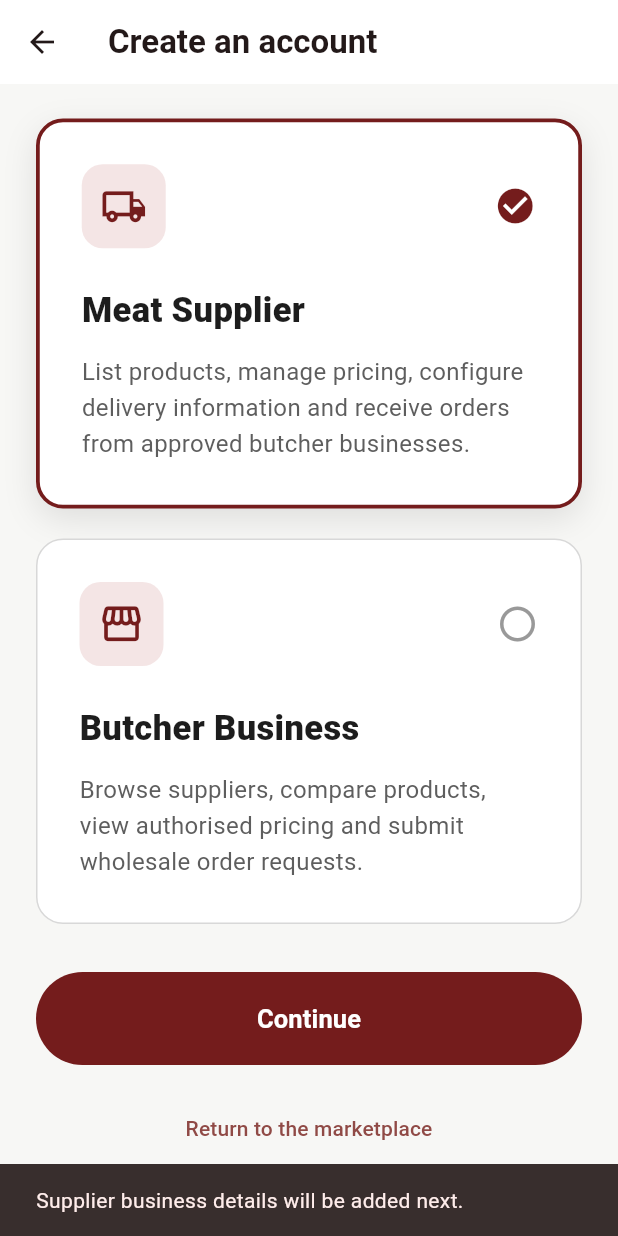
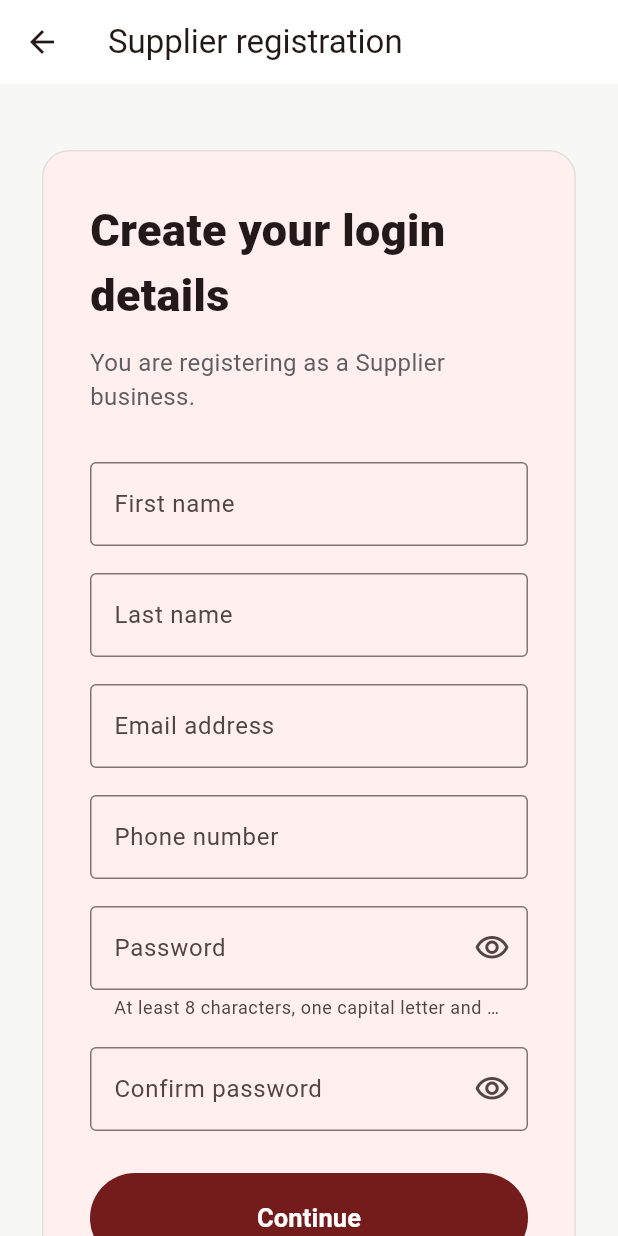
Before and after one commit to zaroproduction1-droid/meat-marketplace, a Flutter app: the RegistrationTypePage screen opened directly, scrolled down 241 dp, after a tap on "Continue", on a phone screen of 412 x 824 dp. Run offline on Flutter 3.47's test engine with Material 3 defaults, Android fonts, the phone set to English and light mode, and no system bars; our stand-ins replace flutter_dotenv, supabase_flutter; accounts and stored records are empty; Roboto replaces fonts that are missing (Arial).

Commit message:
Add account details registration form

```diff
--- /dev/null
+++ b/lib/features/authentication/presentation/account_details_page.dart
@@ -0,0 +1,337 @@
+import 'package:flutter/material.dart';
+
+import 'registration_type_page.dart';
+
+class AccountDetailsPage extends StatefulWidget {
+  const AccountDetailsPage({super.key, required this.businessType});
+
+  final BusinessType businessType;
+
+  @override
+  State<AccountDetailsPage> createState() => _AccountDetailsPageState();
+}
+
+class _AccountDetailsPageState extends State<AccountDetailsPage> {
+  final _formKey = GlobalKey<FormState>();
+
+  final _firstNameController = TextEditingController();
+  final _lastNameController = TextEditingController();
+  final _emailController = TextEditingController();
+  final _phoneController = TextEditingController();
+  final _passwordController = TextEditingController();
+  final _confirmPasswordController = TextEditingController();
+
+  bool _hidePassword = true;
+  bool _hideConfirmPassword = true;
+
+  @override
+  void dispose() {
+    _firstNameController.dispose();
+    _lastNameController.dispose();
+    _emailController.dispose();
+    _phoneController.dispose();
+    _passwordController.dispose();
+    _confirmPasswordController.dispose();
+    super.dispose();
+  }
+
+  String get businessTypeName {
+    return widget.businessType == BusinessType.supplier
+        ? 'Supplier'
+        : 'Butcher';
+  }
+
+  void continueRegistration() {
+    FocusScope.of(context).unfocus();
+
+    if (!_formKey.currentState!.validate()) {
+      return;
+    }
+
+    ScaffoldMessenger.of(context).showSnackBar(
+      SnackBar(
+        content: Text(
+          '$businessTypeName account details are valid. '
+          'Business details will be added next.',
+        ),
+      ),
+    );
+  }
+
+  String? validateRequired(String? value, String fieldName) {
+    if (value == null || value.trim().isEmpty) {
+      return 'Please enter your $fieldName.';
+    }
+
+    return null;
+  }
+
+  String? validateEmail(String? value) {
+    final email = value?.trim() ?? '';
+
+    if (email.isEmpty) {
+      return 'Please enter your email address.';
+    }
+
+    final emailPattern = RegExp(r'^[^@\s]+@[^@\s]+\.[^@\s]+$');
+
+    if (!emailPattern.hasMatch(email)) {
+      return 'Please enter a valid email address.';
+    }
+
+    return null;
+  }
+
+  String? validatePhone(String? value) {
+    final phone = value?.replaceAll(RegExp(r'\s+'), '') ?? '';
+
+    if (phone.isEmpty) {
+      return 'Please enter your phone number.';
+    }
+
+    if (phone.length < 8) {
+      return 'Please enter a valid phone number.';
+    }
+
+    return null;
+  }
+
+  String? validatePassword(String? value) {
+    final password = value ?? '';
+
+    if (password.isEmpty) {
+      return 'Please enter a password.';
+    }
+
+    if (password.length < 8) {
+      return 'Password must be at least 8 characters.';
+    }
+
+    if (!password.contains(RegExp(r'[A-Z]'))) {
+      return 'Include at least one capital letter.';
+    }
+
+    if (!password.contains(RegExp(r'[0-9]'))) {
+      return 'Include at least one number.';
+    }
+
+    return null;
+  }
+
+  String? validateConfirmPassword(String? value) {
+    if (value == null || value.isEmpty) {
+      return 'Please confirm your password.';
+    }
+
+    if (value != _passwordController.text) {
+      return 'The passwords do not match.';
+    }
+
+    return null;
+  }
+
+  @override
+  Widget build(BuildContext context) {
+    const darkRed = Color(0xFF741C1C);
+
+    return Scaffold(
+      backgroundColor: const Color(0xFFF7F7F5),
+      appBar: AppBar(
+        backgroundColor: Colors.white,
+        surfaceTintColor: Colors.white,
+        title: Text('$businessTypeName registration'),
+      ),
+      body: SingleChildScrollView(
+        padding: const EdgeInsets.symmetric(horizontal: 24, vertical: 40),
+        child: Center(
+          child: ConstrainedBox(
+            constraints: const BoxConstraints(maxWidth: 700),
+            child: Card(
+              elevation: 0,
+              shape: RoundedRectangleBorder(
+                side: const BorderSide(color: Color(0xFFE0E0E0)),
+                borderRadius: BorderRadius.circular(18),
+              ),
+              child: Padding(
+                padding: const EdgeInsets.all(32),
+                child: Form(
+                  key: _formKey,
+                  child: Column(
+                    crossAxisAlignment: CrossAxisAlignment.stretch,
+                    children: [
+                      const Text(
+                        'Create your login details',
+                        style: TextStyle(
+                          fontSize: 30,
+                          fontWeight: FontWeight.w800,
+                        ),
+                      ),
+                      const SizedBox(height: 12),
+                      Text(
+                        'You are registering as a $businessTypeName business.',
+                        style: const TextStyle(
+                          fontSize: 16,
+                          color: Color(0xFF5E5E5E),
+                        ),
+                      ),
+                      const SizedBox(height: 32),
+                      LayoutBuilder(
+                        builder: (context, constraints) {
+                          final isNarrow = constraints.maxWidth < 550;
+
+                          final firstNameField = TextFormField(
+                            controller: _firstNameController,
+                            textInputAction: TextInputAction.next,
+                            decoration: const InputDecoration(
+                              labelText: 'First name',
+                              border: OutlineInputBorder(),
+                            ),
+                            validator: (value) {
+                              return validateRequired(value, 'first name');
+                            },
+                          );
+
+                          final lastNameField = TextFormField(
+                            controller: _lastNameController,
+                            textInputAction: TextInputAction.next,
+                            decoration: const InputDecoration(
+                              labelText: 'Last name',
+                              border: OutlineInputBorder(),
+                            ),
+                            validator: (value) {
+                              return validateRequired(value, 'last name');
+                            },
+                          );
+
+                          if (isNarrow) {
+                            return Column(
+                              children: [
+                                firstNameField,
+                                const SizedBox(height: 18),
+                                lastNameField,
+                              ],
+                            );
+                          }
+
+                          return Row(
+                            crossAxisAlignment: CrossAxisAlignment.start,
+                            children: [
+                              Expanded(child: firstNameField),
+                              const SizedBox(width: 18),
+                              Expanded(child: lastNameField),
+                            ],
+                          );
+                        },
+                      ),
+                      const SizedBox(height: 18),
+                      TextFormField(
+                        controller: _emailController,
+                        keyboardType: TextInputType.emailAddress,
+                        textInputAction: TextInputAction.next,
+                        autofillHints: const [AutofillHints.email],
+                        decoration: const InputDecoration(
+                          labelText: 'Email address',
+                          hintText: 'name@business.com.au',
+                          border: OutlineInputBorder(),
+                        ),
+                        validator: validateEmail,
+                      ),
+                      const SizedBox(height: 18),
+                      TextFormField(
+                        controller: _phoneController,
+                        keyboardType: TextInputType.phone,
+                        textInputAction: TextInputAction.next,
+                        autofillHints: const [AutofillHints.telephoneNumber],
+                        decoration: const InputDecoration(
+                          labelText: 'Phone number',
+                          hintText: '04XX XXX XXX',
+                          border: OutlineInputBorder(),
+                        ),
+                        validator: validatePhone,
+                      ),
+                      const SizedBox(height: 18),
+                      TextFormField(
+                        controller: _passwordController,
+                        obscureText: _hidePassword,
+                        textInputAction: TextInputAction.next,
+                        autofillHints: const [AutofillHints.newPassword],
+                        decoration: InputDecoration(
+                          labelText: 'Password',
+                          helperText:
+                              'At least 8 characters, one capital letter and one number.',
+                          border: const OutlineInputBorder(),
+                          suffixIcon: IconButton(
+                            onPressed: () {
+                              setState(() {
+                                _hidePassword = !_hidePassword;
+                              });
+                            },
+                            icon: Icon(
+                              _hidePassword
+                                  ? Icons.visibility_outlined
+                                  : Icons.visibility_off_outlined,
+                            ),
+                          ),
+                        ),
+                        validator: validatePassword,
+                      ),
+                      const SizedBox(height: 18),
+                      TextFormField(
+                        controller: _confirmPasswordController,
+                        obscureText: _hideConfirmPassword,
+                        textInputAction: TextInputAction.done,
+                        autofillHints: const [AutofillHints.newPassword],
+                        decoration: InputDecoration(
+                          labelText: 'Confirm password',
+                          border: const OutlineInputBorder(),
+                          suffixIcon: IconButton(
+                            onPressed: () {
+                              setState(() {
+                                _hideConfirmPassword = !_hideConfirmPassword;
+                              });
+                            },
+                            icon: Icon(
+                              _hideConfirmPassword
+                                  ? Icons.visibility_outlined
+                                  : Icons.visibility_off_outlined,
+                            ),
+                          ),
+                        ),
+                        validator: validateConfirmPassword,
+                        onFieldSubmitted: (_) {
+                          continueRegistration();
+                        },
+                      ),
+                      const SizedBox(height: 28),
+                      FilledButton(
+                        onPressed: continueRegistration,
+                        style: FilledButton.styleFrom(
+                          backgroundColor: darkRed,
+                          padding: const EdgeInsets.symmetric(vertical: 18),
+                        ),
+                        child: const Text(
+                          'Continue',
+                          style: TextStyle(
+                            fontSize: 17,
+                            fontWeight: FontWeight.w700,
+                          ),
+                        ),
+                      ),
+                      const SizedBox(height: 12),
+                      TextButton(
+                        onPressed: () {
+                          Navigator.of(context).pop();
+                        },
+                        child: const Text('Back to business type'),
+                      ),
+                    ],
+                  ),
+                ),
+              ),
+            ),
+          ),
+        ),
+      ),
+    );
+  }
+}
--- a/lib/features/authentication/presentation/registration_type_page.dart
+++ b/lib/features/authentication/presentation/registration_type_page.dart
@@ -1,4 +1,6 @@
 import 'package:flutter/material.dart';
+
+import 'account_details_page.dart';
 
 enum BusinessType { supplier, butcher }
 
@@ -33,13 +35,10 @@ class _RegistrationTypePageState extends State<RegistrationTypePage> {
       return;
     }
 
-    final selectedName = selectedBusinessType == BusinessType.supplier
-        ? 'Supplier'
-        : 'Butcher';
-
-    ScaffoldMessenger.of(context).showSnackBar(
-      SnackBar(
-        content: Text('$selectedName business details will be added next.'),
+    Navigator.of(context).push(
+      MaterialPageRoute(
+        builder: (context) =>
+            AccountDetailsPage(businessType: selectedBusinessType!),
       ),
     );
   }
```
